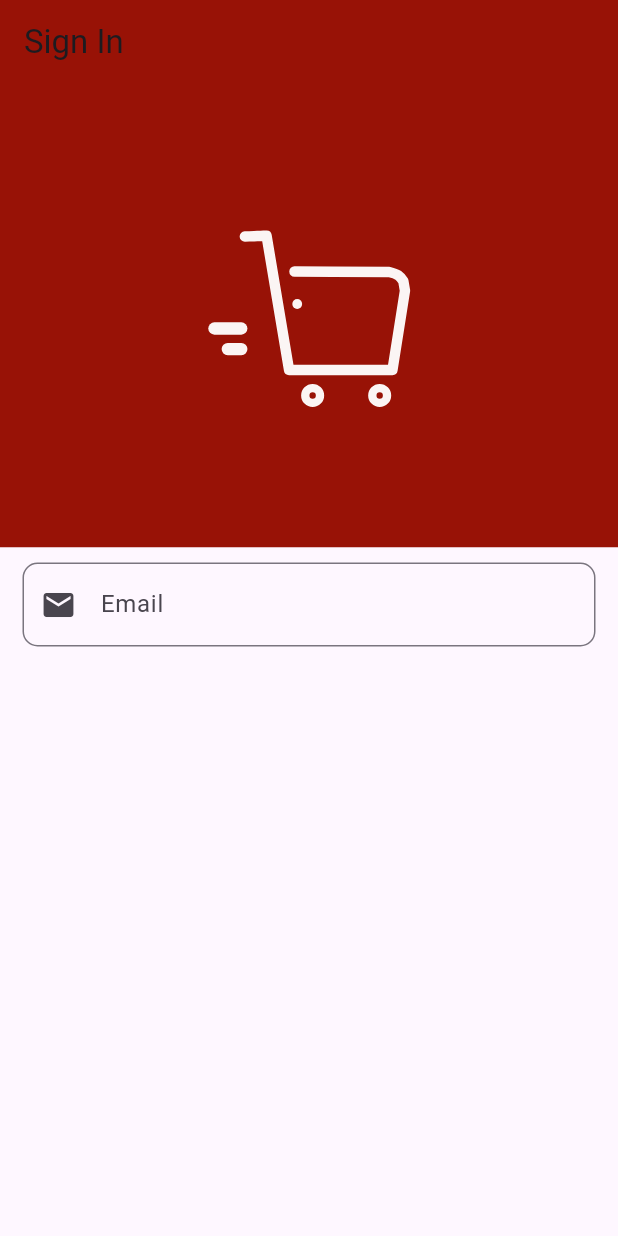
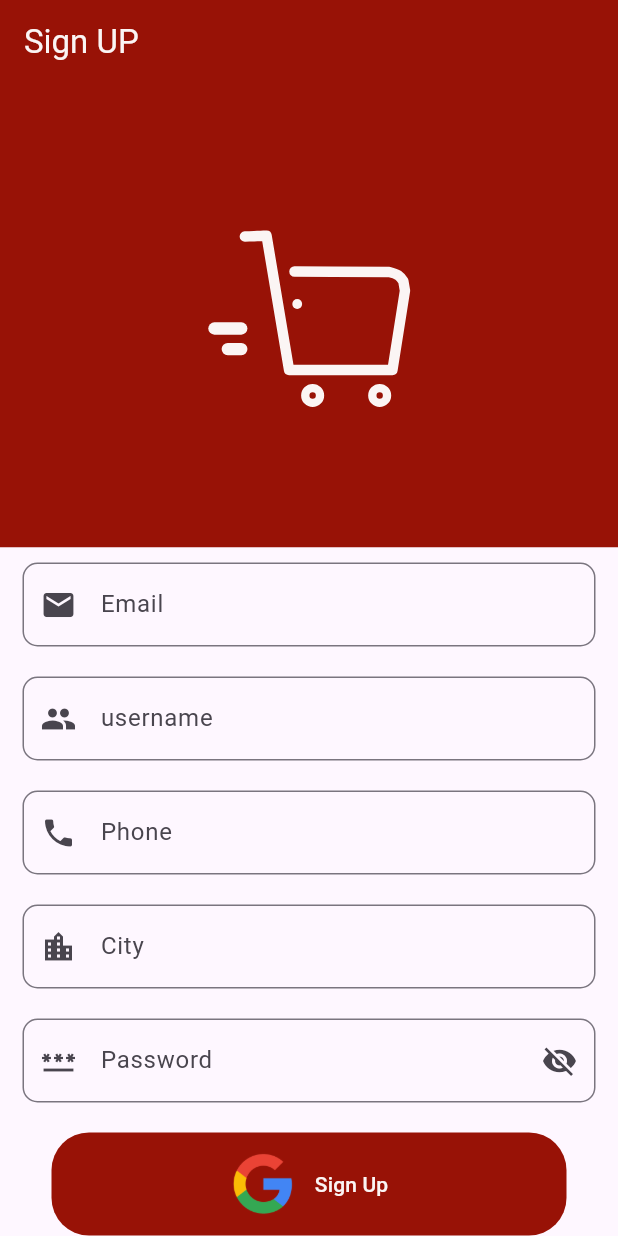
Before and after one commit to gokarna17/Flutter-firebase-ecommere, a Flutter app: the screen it shows after launch, on a phone screen of 412 x 824 dp. Run offline on Flutter 3.47's test engine with Material 3 defaults, Android fonts, the phone set to English and light mode, and no system bars; our stand-ins replace firebase_core, flutter_keyboard_visibility, get, lottie; accounts and stored records are empty.

Commit message:
signin and signup ui completed

```diff
--- a/lib/main.dart
+++ b/lib/main.dart
@@ -1,8 +1,16 @@
+import 'package:firebase_core/firebase_core.dart';
 import 'package:flutter/material.dart';
-import 'package:flutter_ecommerce/screen/auth_ui/sign_in_screen.dart';
+
 import 'package:get/get.dart';
 
-void main() {
+import 'firebase_options.dart';
+import 'screen/auth_ui/sign_up_screen.dart';
+
+void main() async {
+  WidgetsFlutterBinding.ensureInitialized();
+  await Firebase.initializeApp(
+    options: DefaultFirebaseOptions.currentPlatform,
+  );
   runApp(const MyApp());
 }
 
@@ -18,6 +26,6 @@ class MyApp extends StatelessWidget {
           colorScheme: ColorScheme.fromSeed(seedColor: Colors.deepPurple),
           useMaterial3: true,
         ),
-        home: const SignInScreen());
+        home: const SignUpScreen());
   }
 }
--- /dev/null
+++ b/lib/screen/auth_ui/sign_up_screen.dart
@@ -0,0 +1,174 @@
+import 'package:flutter/material.dart';
+import 'package:flutter_ecommerce/screen/auth_ui/sign_in_screen.dart';
+import 'package:flutter_ecommerce/widgets/app_constraints.dart';
+import 'package:flutter_keyboard_visibility/flutter_keyboard_visibility.dart';
+import 'package:get/get.dart';
+import 'package:lottie/lottie.dart';
+
+class SignUpScreen extends StatefulWidget {
+  const SignUpScreen({super.key});
+
+  @override
+  State<SignUpScreen> createState() => _SignInScreenState();
+}
+
+class _SignInScreenState extends State<SignUpScreen> {
+  @override
+  Widget build(BuildContext context) {
+    return KeyboardVisibilityBuilder(
+      builder: (context, isKeyboardVisible) {
+        return Scaffold(
+          appBar: AppBar(
+            backgroundColor: AppConstant.appScendoryColor,
+            title: Text(
+              "Sign UP",
+              style: TextStyle(color: AppConstant.appTextColor),
+            ),
+          ),
+          body: SingleChildScrollView(
+            physics: BouncingScrollPhysics(),
+            child: Container(
+              child: Column(children: [
+                isKeyboardVisible
+                    ? Text(
+                        "Welcome to my app",
+                        style: TextStyle(
+                            fontWeight: FontWeight.bold, fontSize: 20),
+                      )
+                    : Column(
+                        children: [
+                          Lottie.asset('assets/images/splash.json'),
+                        ],
+                      ),
+                Container(
+                    width: Get.width,
+                    margin: EdgeInsets.symmetric(horizontal: 5),
+                    child: Padding(
+                      padding: const EdgeInsets.all(10),
+                      child: TextFormField(
+                        cursorColor: AppConstant.appScendoryColor,
+                        keyboardType: TextInputType.emailAddress,
+                        decoration: InputDecoration(
+                            hintText: "Email",
+                            prefixIcon: Icon(Icons.email),
+                            border: OutlineInputBorder(
+                                borderRadius: BorderRadius.circular(10))),
+                      ),
+                    )),
+                Container(
+                    width: Get.width,
+                    margin: EdgeInsets.symmetric(horizontal: 5),
+                    child: Padding(
+                      padding: const EdgeInsets.all(10),
+                      child: TextFormField(
+                        cursorColor: AppConstant.appScendoryColor,
+                        keyboardType: TextInputType.emailAddress,
+                        decoration: InputDecoration(
+                            hintText: "username",
+                            prefixIcon: Icon(Icons.people),
+                            border: OutlineInputBorder(
+                                borderRadius: BorderRadius.circular(10))),
+                      ),
+                    )),
+                Container(
+                    width: Get.width,
+                    margin: EdgeInsets.symmetric(horizontal: 5),
+                    child: Padding(
+                      padding: const EdgeInsets.all(10),
+                      child: TextFormField(
+                        cursorColor: AppConstant.appScendoryColor,
+                        keyboardType: TextInputType.phone,
+                        decoration: InputDecoration(
+                            hintText: "Phone",
+                            prefixIcon: Icon(Icons.phone),
+                            border: OutlineInputBorder(
+                                borderRadius: BorderRadius.circular(10))),
+                      ),
+                    )),
+                Container(
+                    width: Get.width,
+                    margin: EdgeInsets.symmetric(horizontal: 5),
+                    child: Padding(
+                      padding: const EdgeInsets.all(10),
+                      child: TextFormField(
+                        cursorColor: AppConstant.appScendoryColor,
+                        keyboardType: TextInputType.streetAddress,
+                        decoration: InputDecoration(
+                            hintText: "City",
+                            prefixIcon: Icon(Icons.location_city),
+                            border: OutlineInputBorder(
+                                borderRadius: BorderRadius.circular(10))),
+                      ),
+                    )),
+                Container(
+                    width: Get.width,
+                    margin: EdgeInsets.symmetric(horizontal: 5),
+                    child: Padding(
+                      padding: const EdgeInsets.all(10),
+                      child: TextFormField(
+                        cursorColor: AppConstant.appScendoryColor,
+                        keyboardType: TextInputType.visiblePassword,
+                        decoration: InputDecoration(
+                            hintText: "Password",
+                            prefixIcon: Icon(Icons.password),
+                            suffixIcon: Icon(Icons.visibility_off),
+                            border: OutlineInputBorder(
+                                borderRadius: BorderRadius.circular(10))),
+                      ),
+                    )),
+                SizedBox(
+                  height: 10,
+                ),
+                Container(
+                    decoration: BoxDecoration(
+                        color: AppConstant.appScendoryColor,
+                        borderRadius: BorderRadius.circular(25)),
+                    width: Get.width / 1.2,
+                    height: Get.height / 12,
+                    child: TextButton.icon(
+                        icon: Image.asset("assets/images/google.png"),
+                        onPressed: () {},
+                        label: Text(
+                          "Sign Up",
+                          style: TextStyle(color: AppConstant.appTextColor),
+                        ))),
+                SizedBox(
+                  height: 20,
+                ),
+                Row(
+                  mainAxisAlignment: MainAxisAlignment.center,
+                  children: [
+                    Padding(
+                      padding: const EdgeInsets.only(left: 20),
+                      child: InkWell(
+                          onTap: () {
+                            Get.offAll(() => SignInScreen());
+                          },
+                          child: Row(
+                            children: [
+                              Text(
+                                "Already an accont?",
+                                style: TextStyle(
+                                    fontWeight: FontWeight.bold,
+                                    color: AppConstant.appScendoryColor),
+                              ),
+                              Text(
+                                "Sign In",
+                                style: TextStyle(
+                                    fontWeight: FontWeight.bold,
+                                    fontSize: 18,
+                                    color: AppConstant.appScendoryColor),
+                              ),
+                            ],
+                          )),
+                    )
+                  ],
+                )
+              ]),
+            ),
+          ),
+        );
+      },
+    );
+  }
+}
--- a/lib/screen/auth_ui/splash_screen.dart
+++ b/lib/screen/auth_ui/splash_screen.dart
@@ -53,7 +53,7 @@ class _SplashScreenState extends State<SplashScreen> {
                   fontWeight: FontWeight.bold,
                 ),
               ),
-            )
+            ),
           ],
         ),
       ),
--- a/pubspec.yaml
+++ b/pubspec.yaml
@@ -37,6 +37,7 @@ dependencies:
   lottie: ^3.1.0
   get: ^4.6.6
   flutter_keyboard_visibility: ^6.0.0
+  firebase_core: ^2.27.0
 
 dev_dependencies:
   flutter_test:
```
Also changed, not shown: lib/screen/auth_ui/sign_in_screen.dart (+88 -3 lines), lib/firebase_options.dart (added), pubspec.lock, 8 other files.
